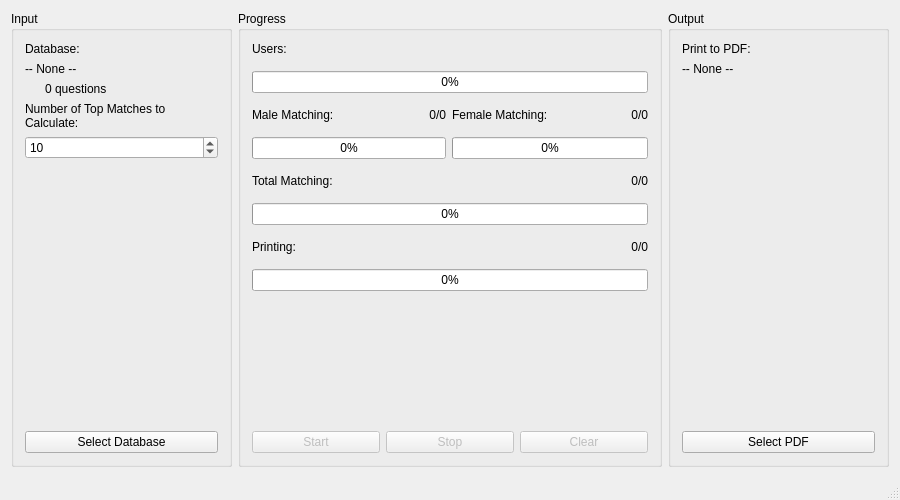
First picture: the form in Qt_MatchMaker/MainWindow.ui, repository jasonpaulos/MatchMaker, before the edit.
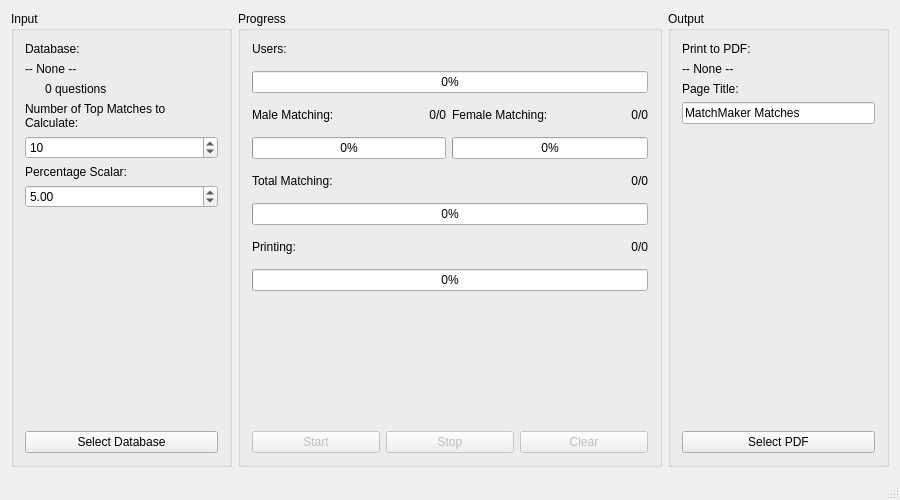
Second picture: the form after the edit.

Commit message: Added title and percentages to output process

```diff
--- a/Qt_MatchMaker/MainWindow.ui
+++ b/Qt_MatchMaker/MainWindow.ui
@@ -45,10 +45,16 @@
        <string>Input</string>
       </property>
       <layout class="QGridLayout" name="gridLayout_3">
-       <item row="0" column="0">
-        <widget class="QLabel" name="databaseTitle">
-         <property name="text">
-          <string>Database:</string>
+       <item row="7" column="0">
+        <widget class="QWidget" name="inputSpacer" native="true">
+         <property name="enabled">
+          <bool>false</bool>
+         </property>
+         <property name="sizePolicy">
+          <sizepolicy hsizetype="Expanding" vsizetype="Expanding">
+           <horstretch>0</horstretch>
+           <verstretch>0</verstretch>
+          </sizepolicy>
          </property>
         </widget>
        </item>
@@ -74,6 +80,13 @@
          </property>
         </widget>
        </item>
+       <item row="0" column="0">
+        <widget class="QLabel" name="databaseTitle">
+         <property name="text">
+          <string>Database:</string>
+         </property>
+        </widget>
+       </item>
        <item row="2" column="0">
         <widget class="QLabel" name="databaseQuestions">
          <property name="text">
@@ -97,26 +110,13 @@
          </property>
         </widget>
        </item>
-       <item row="6" column="0">
+       <item row="8" column="0">
         <widget class="QPushButton" name="selectDatabase">
          <property name="text">
           <string>Select Database</string>
          </property>
         </widget>
        </item>
-       <item row="5" column="0">
-        <widget class="QWidget" name="inputSpacer" native="true">
-         <property name="enabled">
-          <bool>false</bool>
-         </property>
-         <property name="sizePolicy">
-          <sizepolicy hsizetype="Expanding" vsizetype="Expanding">
-           <horstretch>0</horstretch>
-           <verstretch>0</verstretch>
-          </sizepolicy>
-         </property>
-        </widget>
-       </item>
        <item row="4" column="0">
         <widget class="QSpinBox" name="matchAmountSpinner">
          <property name="minimum">
@@ -130,6 +130,26 @@
          </property>
         </widget>
        </item>
+       <item row="6" column="0">
+        <widget class="QDoubleSpinBox" name="scalarSpinBox">
+         <property name="minimum">
+          <double>1.000000000000000</double>
+         </property>
+         <property name="maximum">
+          <double>100000.000000000000000</double>
+         </property>
+         <property name="value">
+          <double>5.000000000000000</double>
+         </property>
+        </widget>
+       </item>
+       <item row="5" column="0">
+        <widget class="QLabel" name="scalarLabel">
+         <property name="text">
+          <string>Percentage Scalar:</string>
+         </property>
+        </widget>
+       </item>
       </layout>
      </widget>
     </item>
@@ -345,10 +365,17 @@
        <string>Output</string>
       </property>
       <layout class="QGridLayout" name="gridLayout_4">
-       <item row="0" column="0">
-        <widget class="QLabel" name="pdfTitle">
+       <item row="3" column="0">
+        <widget class="QLineEdit" name="titleEdit">
          <property name="text">
-          <string>Print to PDF:</string>
+          <string>MatchMaker Matches</string>
+         </property>
+        </widget>
+       </item>
+       <item row="5" column="0">
+        <widget class="QPushButton" name="selectPdf">
+         <property name="text">
+          <string>Select PDF</string>
          </property>
         </widget>
        </item>
@@ -365,7 +392,14 @@
          </property>
         </widget>
        </item>
-       <item row="2" column="0">
+       <item row="0" column="0">
+        <widget class="QLabel" name="pdfTitle">
+         <property name="text">
+          <string>Print to PDF:</string>
+         </property>
+        </widget>
+       </item>
+       <item row="4" column="0">
         <widget class="QWidget" name="outputSpacer" native="true">
          <property name="enabled">
           <bool>false</bool>
@@ -378,10 +412,10 @@
          </property>
         </widget>
        </item>
-       <item row="3" column="0">
-        <widget class="QPushButton" name="selectPdf">
+       <item row="2" column="0">
+        <widget class="QLabel" name="titleTitle">
          <property name="text">
-          <string>Select PDF</string>
+          <string>Page Title:</string>
          </property>
         </widget>
        </item>
```
The commit also changes 10 other files.
